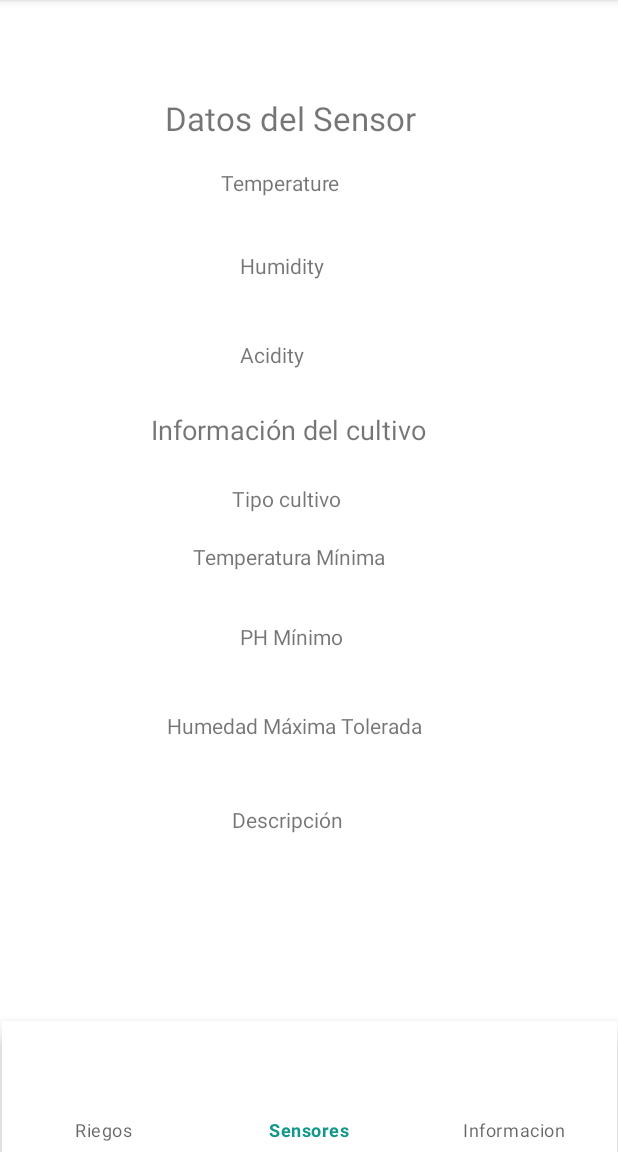
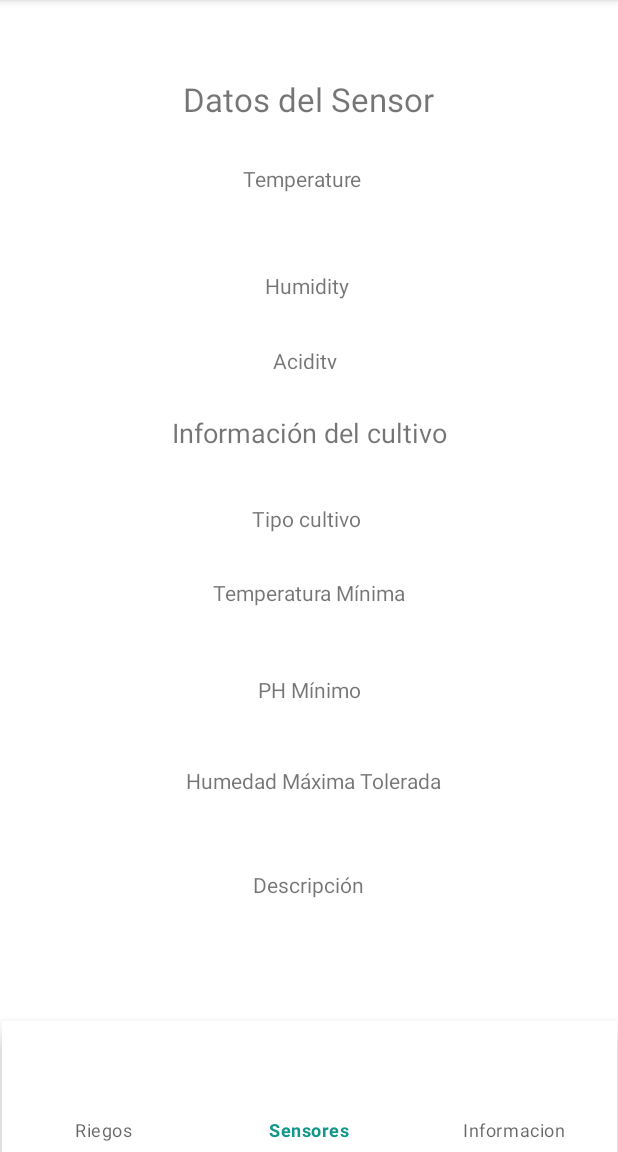
Before and after one commit to AlexTeper99/ReeGoAndroid, an Android app: the SensorFragment screen opened through its navigation route, on a phone screen of 412 x 824 dp, the part 84-1236 px from its top. Run offline under Robolectric (Android 15) with nearby library versions, the phone set to English and light mode, and no system bars; our stand-ins replace navigation-ui; 4 statements that could not run were skipped.

Commit message:
fragment sensor ui

```diff
--- a/app/src/main/res/layout/fragment_sensor.xml
+++ b/app/src/main/res/layout/fragment_sensor.xml
@@ -11,15 +11,13 @@
         android:id="@+id/txtSensorTitle"
         android:layout_width="wrap_content"
         android:layout_height="wrap_content"
-        android:layout_marginTop="50dp"
         android:text="Datos del Sensor"
         android:textSize="22sp"
         app:layout_constraintBottom_toBottomOf="parent"
         app:layout_constraintEnd_toEndOf="parent"
-        app:layout_constraintHorizontal_bias="0.452"
         app:layout_constraintStart_toStartOf="parent"
         app:layout_constraintTop_toTopOf="parent"
-        app:layout_constraintVertical_bias="0.001" />
+        app:layout_constraintVertical_bias="0.054" />
 
     <TextView
         android:id="@+id/tempIndicator"
@@ -28,36 +26,34 @@
         android:text="Temperature"
         app:layout_constraintBottom_toBottomOf="parent"
         app:layout_constraintEnd_toEndOf="parent"
-        app:layout_constraintHorizontal_bias="0.444"
+        app:layout_constraintHorizontal_bias="0.488"
         app:layout_constraintStart_toStartOf="parent"
         app:layout_constraintTop_toBottomOf="@+id/txtSensorTitle"
-        app:layout_constraintVertical_bias="0.03" />
+        app:layout_constraintVertical_bias="0.045" />
 
     <TextView
         android:id="@+id/humiIndicator"
         android:layout_width="wrap_content"
         android:layout_height="wrap_content"
-        android:layout_marginTop="36dp"
+        android:layout_marginTop="10dp"
         android:text="Humidity"
         app:layout_constraintBottom_toBottomOf="parent"
         app:layout_constraintEnd_toEndOf="parent"
-        app:layout_constraintHorizontal_bias="0.45"
+        app:layout_constraintHorizontal_bias="0.498"
         app:layout_constraintStart_toStartOf="parent"
-        app:layout_constraintTop_toBottomOf="@+id/tempIndicator"
-        app:layout_constraintVertical_bias="0.0" />
+        app:layout_constraintTop_toTopOf="parent"
+        app:layout_constraintVertical_bias="0.225" />
 
     <TextView
         android:id="@+id/acidIndicator"
-        android:layout_width="wrap_content"
-        android:layout_height="wrap_content"
-        android:layout_marginTop="59dp"
+        android:layout_width="48dp"
+        android:layout_height="15dp"
         android:text="Acidity"
         app:layout_constraintBottom_toBottomOf="parent"
         app:layout_constraintEnd_toEndOf="parent"
-        app:layout_constraintHorizontal_bias="0.434"
         app:layout_constraintStart_toStartOf="parent"
-        app:layout_constraintTop_toTopOf="@+id/humiIndicator"
-        app:layout_constraintVertical_bias="0.0" />
+        app:layout_constraintTop_toTopOf="parent"
+        app:layout_constraintVertical_bias="0.304" />
 
     <TextView
         android:id="@+id/txtCropInfoTitle"
@@ -67,74 +63,68 @@
         android:textSize="18sp"
         app:layout_constraintBottom_toBottomOf="parent"
         app:layout_constraintEnd_toEndOf="parent"
-        app:layout_constraintHorizontal_bias="0.441"
+        app:layout_constraintHorizontal_bias="0.502"
         app:layout_constraintStart_toStartOf="parent"
-        app:layout_constraintTop_toBottomOf="@+id/acidIndicator"
-        app:layout_constraintVertical_bias="0.059" />
+        app:layout_constraintTop_toTopOf="parent"
+        app:layout_constraintVertical_bias="0.373" />
 
     <TextView
         android:id="@+id/cropType"
         android:layout_width="wrap_content"
         android:layout_height="wrap_content"
-        android:layout_marginTop="24dp"
         android:text="Tipo cultivo"
         app:layout_constraintBottom_toBottomOf="parent"
         app:layout_constraintEnd_toEndOf="parent"
-        app:layout_constraintHorizontal_bias="0.457"
+        app:layout_constraintHorizontal_bias="0.496"
         app:layout_constraintStart_toStartOf="parent"
-        app:layout_constraintTop_toBottomOf="@+id/txtCropInfoTitle"
-        app:layout_constraintVertical_bias="0.0" />
+        app:layout_constraintTop_toTopOf="parent"
+        app:layout_constraintVertical_bias="0.454" />
 
     <TextView
         android:id="@+id/minTemp"
         android:layout_width="wrap_content"
         android:layout_height="wrap_content"
-        android:layout_marginTop="19dp"
         android:text="Temperatura Mínima"
         app:layout_constraintBottom_toBottomOf="parent"
         app:layout_constraintEnd_toEndOf="parent"
-        app:layout_constraintHorizontal_bias="0.455"
+        app:layout_constraintHorizontal_bias="0.502"
         app:layout_constraintStart_toStartOf="parent"
-        app:layout_constraintTop_toBottomOf="@+id/cropType"
-        app:layout_constraintVertical_bias="0.0" />
+        app:layout_constraintTop_toTopOf="parent"
+        app:layout_constraintVertical_bias="0.524" />
 
     <TextView
         android:id="@+id/minPh"
         android:layout_width="wrap_content"
         android:layout_height="wrap_content"
-        android:layout_marginTop="34dp"
         android:text="PH Mínimo"
         app:layout_constraintBottom_toBottomOf="parent"
         app:layout_constraintEnd_toEndOf="parent"
-        app:layout_constraintHorizontal_bias="0.467"
+        app:layout_constraintHorizontal_bias="0.501"
         app:layout_constraintStart_toStartOf="parent"
-        app:layout_constraintTop_toBottomOf="@+id/minTemp"
-        app:layout_constraintVertical_bias="0.0" />
+        app:layout_constraintTop_toTopOf="parent"
+        app:layout_constraintVertical_bias="0.615" />
 
     <TextView
         android:id="@+id/maxHum"
         android:layout_width="wrap_content"
         android:layout_height="wrap_content"
-        android:layout_marginTop="40dp"
         android:text="Humedad Máxima Tolerada"
         app:layout_constraintBottom_toBottomOf="parent"
         app:layout_constraintEnd_toEndOf="parent"
-        app:layout_constraintHorizontal_bias="0.462"
+        app:layout_constraintHorizontal_bias="0.515"
         app:layout_constraintStart_toStartOf="parent"
-        app:layout_constraintTop_toBottomOf="@+id/minPh"
-        app:layout_constraintVertical_bias="0.0" />
+        app:layout_constraintTop_toTopOf="parent"
+        app:layout_constraintVertical_bias="0.7" />
 
     <TextView
         android:id="@+id/plotDesc"
         android:layout_width="wrap_content"
         android:layout_height="wrap_content"
-        android:layout_marginTop="33dp"
         android:text="Descripción"
         app:layout_constraintBottom_toBottomOf="parent"
         app:layout_constraintEnd_toEndOf="parent"
-        app:layout_constraintHorizontal_bias="0.459"
         app:layout_constraintStart_toStartOf="parent"
-        app:layout_constraintTop_toBottomOf="@+id/maxHum"
-        app:layout_constraintVertical_bias="0.05" />
+        app:layout_constraintTop_toTopOf="parent"
+        app:layout_constraintVertical_bias="0.798" />
 
 </androidx.constraintlayout.widget.ConstraintLayout>
```
